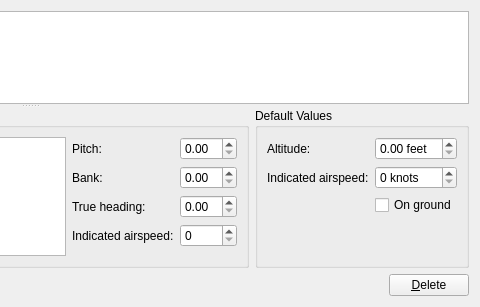
Old version of the form src/Plugins/Module/Location/src/LocationWidget.ui in the repository till213/SkyDolly; both pictures show x 421 to 901 and y 0 to 307 of the 901 by 307 pixel window.
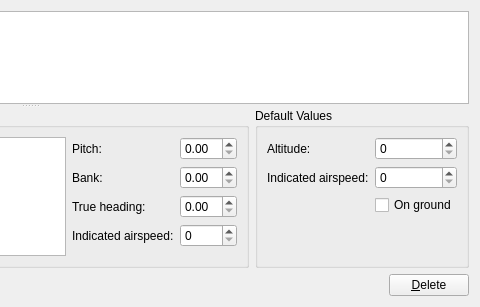
New version of the form. Custom widgets are drawn as their Qt base class.

Commit message: Add default altitude & indicated airspeed import options

```diff
--- a/src/Plugins/Module/Location/src/LocationWidget.ui
+++ b/src/Plugins/Module/Location/src/LocationWidget.ui
@@ -127,13 +127,6 @@
             </property>
            </widget>
           </item>
-          <item row="0" column="1">
-           <widget class="QDoubleSpinBox" name="defaultAltitudeSpinBox">
-            <property name="suffix">
-             <string> feet</string>
-            </property>
-           </widget>
-          </item>
           <item row="1" column="0">
            <widget class="QLabel" name="label_2">
             <property name="text">
@@ -144,7 +137,7 @@
           <item row="1" column="1">
            <widget class="QSpinBox" name="defaultIndicatedAirspeedSpinBox">
             <property name="suffix">
-             <string> knots</string>
+             <string/>
             </property>
            </widget>
           </item>
@@ -155,6 +148,13 @@
             </property>
            </widget>
           </item>
+          <item row="0" column="1">
+           <widget class="QSpinBox" name="defaultAltitudeSpinBox">
+            <property name="suffix">
+             <string/>
+            </property>
+           </widget>
+          </item>
          </layout>
         </widget>
        </item>
```
The commit also changes 14 other files.
